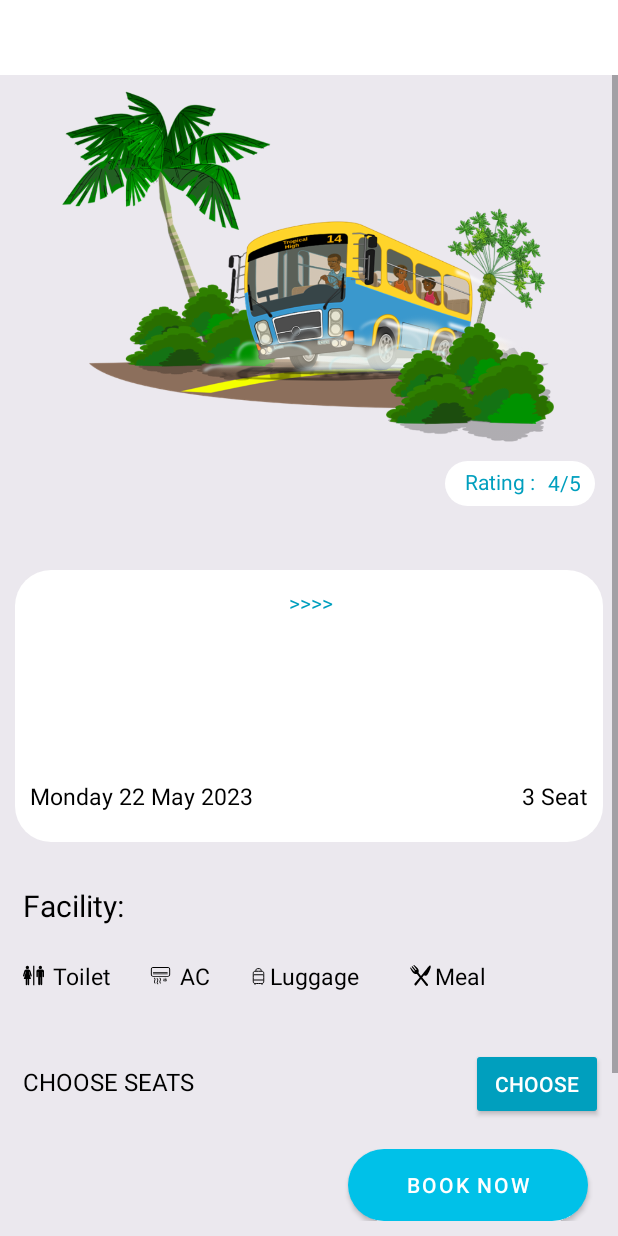
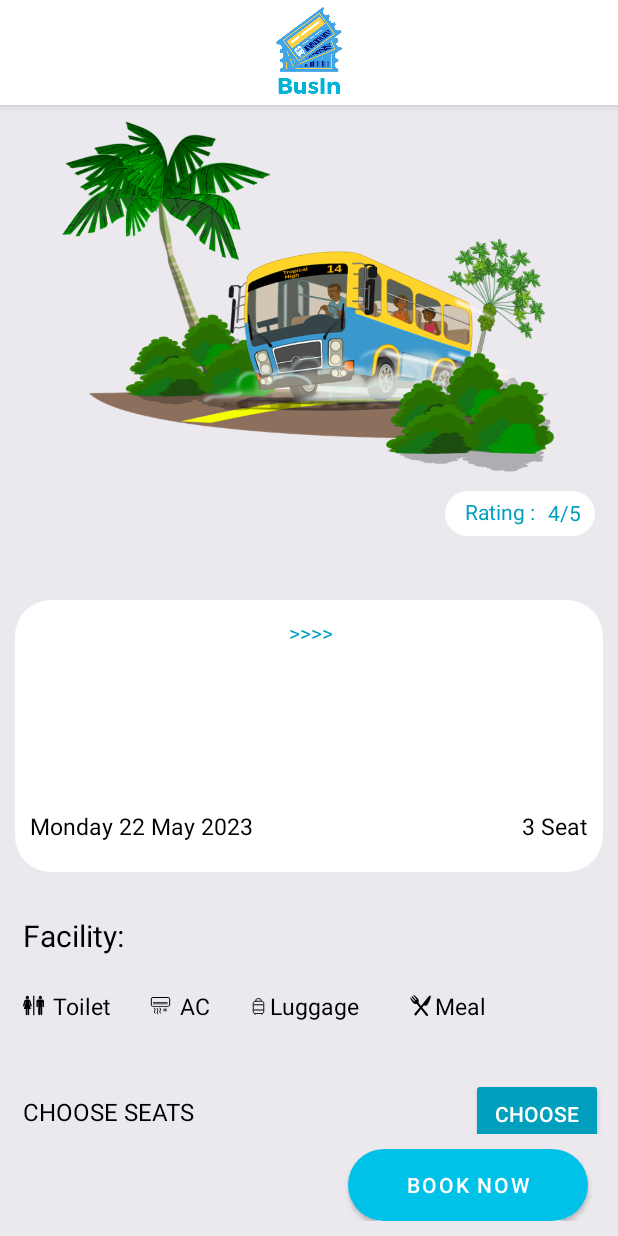
Before and after one commit to edwardardian/BusIn-App, an Android app: the BusDetailActivity screen opened directly, with no data from a screen before it, on a phone screen of 412 x 824 dp. Run offline under Robolectric (Android 15) with nearby library versions, the phone set to English and light mode, and no system bars; our stand-ins replace Firebase (no records; nobody signed in at launch, a user with empty details on screens opened directly), Picasso.

Commit message:
Merapihkan layout

```diff
--- a/app/src/main/res/layout/activity_bus_detail.xml
+++ b/app/src/main/res/layout/activity_bus_detail.xml
@@ -6,12 +6,40 @@
     android:layout_height="match_parent"
     tools:context=".BusScheduleActivity">
 
+    <com.google.android.material.appbar.AppBarLayout
+        android:id="@+id/appbar"
+        app:layout_constraintStart_toStartOf="parent"
+        app:layout_constraintTop_toTopOf="parent"
+        app:layout_constraintEnd_toEndOf="parent"
+        android:layout_width="match_parent"
+        android:layout_height="wrap_content">
 
-    <ScrollView
+        <androidx.appcompat.widget.Toolbar
+            android:layout_width="match_parent"
+            android:layout_height="wrap_content"
+            android:id="@+id/toolbar"
+            android:background="@color/white"
+            android:minHeight="?attr/actionBarSize"
+            android:theme="@style/Widget.AppCompat.ActionBar">
+
+            <ImageView
+                android:layout_width="wrap_content"
+                android:layout_height="70dp"
+                android:src="@drawable/logo"/>
+
+        </androidx.appcompat.widget.Toolbar>
+
+    </com.google.android.material.appbar.AppBarLayout>
+
+    <RelativeLayout
         android:layout_width="match_parent"
-        android:layout_height="match_parent"
-        android:layout_alignParentTop="true"
-        android:layout_marginTop="50dp">
+        android:layout_height="wrap_content"
+        android:layout_below="@+id/appbar"
+        app:layout_behavior="@string/appbar_scrolling_view_behavior">
+
+    <androidx.core.widget.NestedScrollView
+        android:layout_width="match_parent"
+        android:layout_height="match_parent">
 
         <RelativeLayout
             android:layout_width="match_parent"
@@ -64,7 +92,6 @@
                 android:textColor="@color/blue_secondary"
                 />
 
-
             <TextView
                 android:layout_width="wrap_content"
                 android:layout_height="wrap_content"
@@ -74,7 +101,6 @@
                 android:layout_marginEnd="9dp"
                 android:text="4/5"
                 android:textColor="@color/blue_secondary" />
-
 
             <RelativeLayout
                 android:layout_width="match_parent"
@@ -216,7 +242,6 @@
                     android:textColor="@color/black"
                     android:textSize="15sp" />
 
-
             </RelativeLayout>
 
             <TextView
@@ -353,12 +378,13 @@
                     android:text="CHOOSE"
                     android:textColor="@color/white" />
 
-
             </RelativeLayout>
 
         </RelativeLayout>
 
-    </ScrollView>
+    </androidx.core.widget.NestedScrollView>
+
+    </RelativeLayout>
 
     <LinearLayout
         android:layout_width="match_parent"
@@ -387,6 +413,7 @@
             android:backgroundTint="@color/blue"
             android:text="BOOK NOW"
             android:textColor="@color/white" />
+
     </LinearLayout>
 
 </RelativeLayout>
--- a/app/src/main/res/layout/activity_home_page.xml
+++ b/app/src/main/res/layout/activity_home_page.xml
@@ -57,8 +57,7 @@
 
         <androidx.core.widget.NestedScrollView
             android:layout_width="match_parent"
-            android:layout_height="match_parent"
-            android:layout_marginTop="5dp">
+            android:layout_height="match_parent">
 
             <LinearLayout
                 android:layout_width="match_parent"
```
